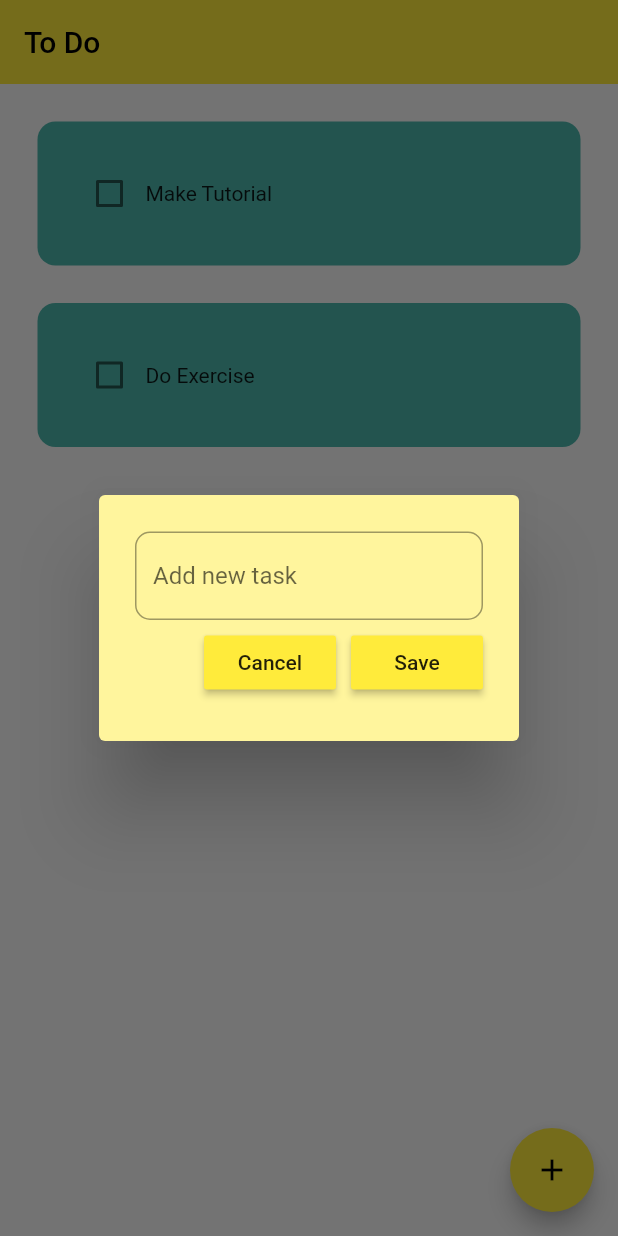
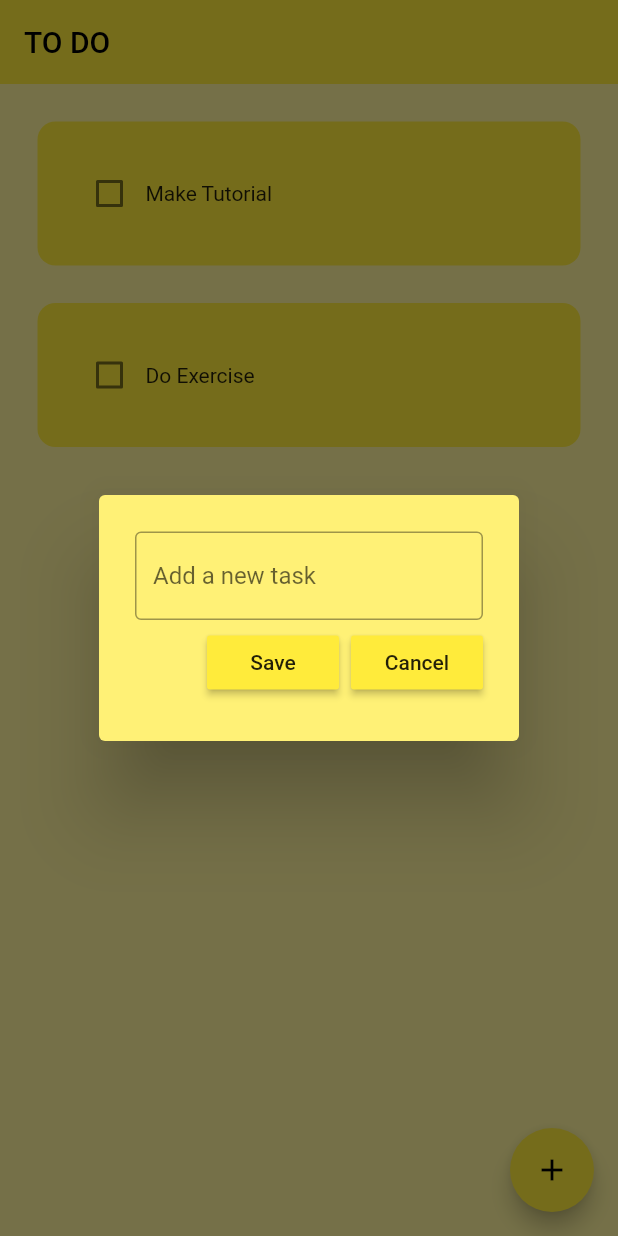
Before and after one commit to Deviletha/todo-project, a Flutter app: the screen it shows after launch, after a tap on the "add" icon, on a phone screen of 412 x 824 dp. Run offline on Flutter 3.47's test engine with Material 2 defaults, Android fonts, the phone set to English and light mode, and no system bars; drawn by our look-alikes of flutter_slidable; our stand-ins replace hive_flutter; accounts and stored records are empty.

```diff
--- a/lib/Screens/Home_screen.dart
+++ b/lib/Screens/Home_screen.dart
@@ -1,104 +1,100 @@
 import 'package:flutter/material.dart';
-import 'package:hive/hive.dart';
-
+import 'package:hive_flutter/hive_flutter.dart';
 import '../Utility/dialogue_box.dart';
 import '../Utility/todo_tile.dart';
 import '../data/database.dart';
 
-class Home extends StatefulWidget {
-  const Home({Key? key}) : super(key: key);
+class HomePage extends StatefulWidget {
+  const HomePage({super.key});
 
   @override
-  State<Home> createState() => _HomeState();
+  State<HomePage> createState() => _HomePageState();
 }
 
-class _HomeState extends State<Home> {
-
-  final _myBox =Hive.box('mybox');
-  ToDoDatabase db =ToDoDatabase();
+class _HomePageState extends State<HomePage> {
+  // reference the hive box
+  final _myBox = Hive.box('mybox');
+  ToDoDataBase db = ToDoDataBase();
 
   @override
-  void initState(){
-    if (_myBox.get("TODOLIST")== null){
-      db.creatInitialData();
-    }else{
+  void initState() {
+    // if this is the 1st time ever openin the app, then create default data
+    if (_myBox.get("TODOLIST") == null) {
+      db.createInitialData();
+    } else {
+      // there already exists data
       db.loadData();
     }
+
     super.initState();
   }
 
-  final _controller=TextEditingController();
+  // text controller
+  final _controller = TextEditingController();
 
+  // checkbox was tapped
+  void checkBoxChanged(bool? value, int index) {
+    setState(() {
+      db.toDoList[index][1] = !db.toDoList[index][1];
+    });
+    db.updateDataBase();
+  }
+
+  // save new task
+  void saveNewTask() {
+    setState(() {
+      db.toDoList.add([_controller.text, false]);
+      _controller.clear();
+    });
+    Navigator.of(context).pop();
+    db.updateDataBase();
+  }
+
+  // create a new task
+  void createNewTask() {
+    showDialog(
+      context: context,
+      builder: (context) {
+        return DialogBox(
+          controller: _controller,
+          onSave: saveNewTask,
+          onCancel: () => Navigator.of(context).pop(),
+        );
+      },
+    );
+  }
+
+  // delete task
+  void deleteTask(int index) {
+    setState(() {
+      db.toDoList.removeAt(index);
+    });
+    db.updateDataBase();
+  }
 
   @override
   Widget build(BuildContext context) {
     return Scaffold(
-      // backgroundColor: Colors.yellow[200],
-        appBar: AppBar(title: Text('To Do'),
-          elevation: 0,),
-        floatingActionButton: FloatingActionButton(
-          onPressed:()=>
-              creatNewtask(),
-
-          child: Icon(Icons.add),),
-        body: Container(
-          child: Column(
-            children: [
-              ListView.builder(
-                  shrinkWrap: true
-                  ,
-                  itemCount:  db.toDoList.length        ,
-                  itemBuilder: (context,index){
-                    return ToDoTile(
-                        taskName: db.toDoList[index][0],
-                        taskComplete: db.toDoList[index][1],
-                        onChanged: (value)=> checkBoxChanged(value,index),
-                        deleteFunction: (context) =>  deleteTask(index)
-                    );
-                  }),
-
-            ],
-          ),
-        )
+      backgroundColor: Colors.yellow[200],
+      appBar: AppBar(
+        title: Text('TO DO'),
+        elevation: 0,
+      ),
+      floatingActionButton: FloatingActionButton(
+        onPressed: createNewTask,
+        child: Icon(Icons.add),
+      ),
+      body: ListView.builder(
+        itemCount: db.toDoList.length,
+        itemBuilder: (context, index) {
+          return ToDoTile(
+            taskName: db.toDoList[index][0],
+            taskCompleted: db.toDoList[index][1],
+            onChanged: (value) => checkBoxChanged(value, index),
+            deleteFunction: (context) => deleteTask(index),
+          );
+        },
+      ),
     );
   }
-
-  checkBoxChanged(bool? value, int index) {
-    setState(() {
-      db.toDoList[index][1]= !db.toDoList[index][1];
-    });
-    db.updateDatabase();
-  }
-
-  creatNewtask() {
-    showDialog(
-        context: context,
-        builder: (context){
-          return Dialog_Box(
-            controller: _controller,
-            onSave:saveNewTask,
-            onCancel: () =>Navigator.of(context).pop(),
-          );
-
-        });
-  }
-  void saveNewTask(){
-    setState(() {
-      db.toDoList.add(([_controller.text,false]));
-      _controller.clear();
-      Navigator.of(context).pop();
-    });
-    db.updateDatabase();
-  }
-
-  void deleteTask(int index) {
-    print('delete');
-    setState(() {
-      db.toDoList.removeAt(index);
-
-
-
-    });
-
-  }
 }
--- a/lib/Utility/buttons.dart
+++ b/lib/Utility/buttons.dart
@@ -3,16 +3,18 @@ import 'package:flutter/material.dart';
 class MyButton extends StatelessWidget {
   final String text;
   VoidCallback onPressed;
-  MyButton({Key? key, required this.text,
-    required this.onPressed}) : super(key: key);
+  MyButton({
+    super.key,
+    required this.text,
+    required this.onPressed,
+  });
 
   @override
   Widget build(BuildContext context) {
     return MaterialButton(
-      onPressed:onPressed,
+      onPressed: onPressed,
       color: Theme.of(context).primaryColor,
       child: Text(text),
-
     );
   }
 }
--- a/lib/Utility/dialogue_box.dart
+++ b/lib/Utility/dialogue_box.dart
@@ -1,45 +1,52 @@
 import 'package:flutter/material.dart';
 import 'buttons.dart';
 
-class Dialog_Box extends StatelessWidget {
+class DialogBox extends StatelessWidget {
   final controller;
   VoidCallback onSave;
   VoidCallback onCancel;
-  Dialog_Box({Key? key,
+
+  DialogBox({
+    super.key,
     required this.controller,
     required this.onSave,
-    required this.onCancel}) : super(key: key);
+    required this.onCancel,
+  });
 
   @override
   Widget build(BuildContext context) {
     return AlertDialog(
-        backgroundColor: Colors.yellow[200],
+      backgroundColor: Colors.yellow[300],
       content: Container(
         height: 120,
         child: Column(
           mainAxisAlignment: MainAxisAlignment.spaceEvenly,
           children: [
+            // get user input
             TextField(
               controller: controller,
               decoration: InputDecoration(
-                    border: OutlineInputBorder(
-                        borderRadius: BorderRadius.circular(10)
-                    ),
-                    hintText: "Add new task"
+                border: OutlineInputBorder(),
+                hintText: "Add a new task",
               ),
             ),
+
+            // buttons -> save + cancel
             Row(
               mainAxisAlignment: MainAxisAlignment.end,
               children: [
+                // save button
+                MyButton(text: "Save", onPressed: onSave),
+
+                const SizedBox(width: 8),
+
+                // cancel button
                 MyButton(text: "Cancel", onPressed: onCancel),
-                  SizedBox(width: 10,),
-                  MyButton(text: "Save", onPressed: onSave)
-                ],
-              )
-
               ],
             ),
-        )
+          ],
+        ),
+      ),
     );
   }
 }
--- a/lib/Utility/todo_tile.dart
+++ b/lib/Utility/todo_tile.dart
@@ -3,24 +3,22 @@ import 'package:flutter_slidable/flutter_slidable.dart';
 
 class ToDoTile extends StatelessWidget {
   final String taskName;
-  final bool taskComplete;
+  final bool taskCompleted;
   Function(bool?)? onChanged;
   Function(BuildContext)? deleteFunction;
 
-  ToDoTile(
-      {Key? key,
-        required this.taskName,
-        required this.taskComplete,
-        required this.onChanged,
-        required this.deleteFunction})
-      : super(
-    key: key,
-  );
+  ToDoTile({
+    super.key,
+    required this.taskName,
+    required this.taskCompleted,
+    required this.onChanged,
+    required this.deleteFunction,
+  });
 
   @override
   Widget build(BuildContext context) {
     return Padding(
-      padding: const EdgeInsets.only(left: 25.0, right: 25.0, top: 25.0),
+      padding: const EdgeInsets.only(left: 25.0, right: 25, top: 25),
       child: Slidable(
         endActionPane: ActionPane(
           motion: StretchMotion(),
@@ -29,31 +27,36 @@ class ToDoTile extends StatelessWidget {
               onPressed: deleteFunction,
               icon: Icons.delete,
               backgroundColor: Colors.red.shade300,
-              borderRadius: BorderRadius.circular(20),
-            ),
+              borderRadius: BorderRadius.circular(12),
+            )
           ],
         ),
         child: Container(
           padding: EdgeInsets.all(24),
+          decoration: BoxDecoration(
+            color: Colors.yellow,
+            borderRadius: BorderRadius.circular(12),
+          ),
           child: Row(
             children: [
+              // checkbox
               Checkbox(
-                value: taskComplete,
+                value: taskCompleted,
                 onChanged: onChanged,
                 activeColor: Colors.black,
               ),
+
+              // task name
               Text(
                 taskName,
                 style: TextStyle(
-                  decoration: taskComplete
+                  decoration: taskCompleted
                       ? TextDecoration.lineThrough
                       : TextDecoration.none,
                 ),
               ),
             ],
           ),
-          decoration: BoxDecoration(
-              color: Colors.teal[300], borderRadius: BorderRadius.circular(12)),
         ),
       ),
     );
--- a/lib/data/database.dart
+++ b/lib/data/database.dart
@@ -1,24 +1,26 @@
-import 'package:hive/hive.dart';
+import 'package:hive_flutter/hive_flutter.dart';
 
-class ToDoDatabase{
-  List toDoList=[];
-  final _mybox =Hive.box('mybox');
-  void creatInitialData(){
-    toDoList=[
-      ["Make Tutorial",false],
-      ["Do Exercise",false],
+class ToDoDataBase {
+  List toDoList = [];
+
+  // reference our box
+  final _myBox = Hive.box('mybox');
+
+  // run this method if this is the 1st time ever opening this app
+  void createInitialData() {
+    toDoList = [
+      ["Make Tutorial", false],
+      ["Do Exercise", false],
     ];
   }
-  void loadData(){
-    toDoList= _mybox.get("TODOLIST");
-  }
-  void updateDatabase(){
-    _mybox.put("TODOLIST", toDoList);
+
+  // load the data from database
+  void loadData() {
+    toDoList = _myBox.get("TODOLIST");
   }
 
-void deleteTask(int index) {
-
-    _mybox.delete(index);
-
+  // update the database
+  void updateDataBase() {
+    _myBox.put("TODOLIST", toDoList);
+  }
 }
-}
--- a/lib/main.dart
+++ b/lib/main.dart
@@ -1,25 +1,26 @@
 import 'package:flutter/material.dart';
-import 'package:hive/hive.dart';
-import 'package:hive_flutter/adapters.dart';
-
+import 'package:hive_flutter/hive_flutter.dart';
 import 'Screens/Home_screen.dart';
 
 void main() async {
+  // init the hive
   await Hive.initFlutter();
+
+  // open a box
   var box = await Hive.openBox('mybox');
-  runApp(const Todo_Main());
+
+  runApp(const MyApp());
 }
 
-class Todo_Main extends StatelessWidget {
-  const Todo_Main({super.key});
+class MyApp extends StatelessWidget {
+  const MyApp({super.key});
 
-  // This widget is the root of your application.
   @override
   Widget build(BuildContext context) {
     return MaterialApp(
-      home: Home(),
+      debugShowCheckedModeBanner: false,
+      home: HomePage(),
       theme: ThemeData(primarySwatch: Colors.yellow),
-      debugShowCheckedModeBanner: false,
     );
   }
 }
```
Lines whose indentation alone changed are shown as unchanged.
